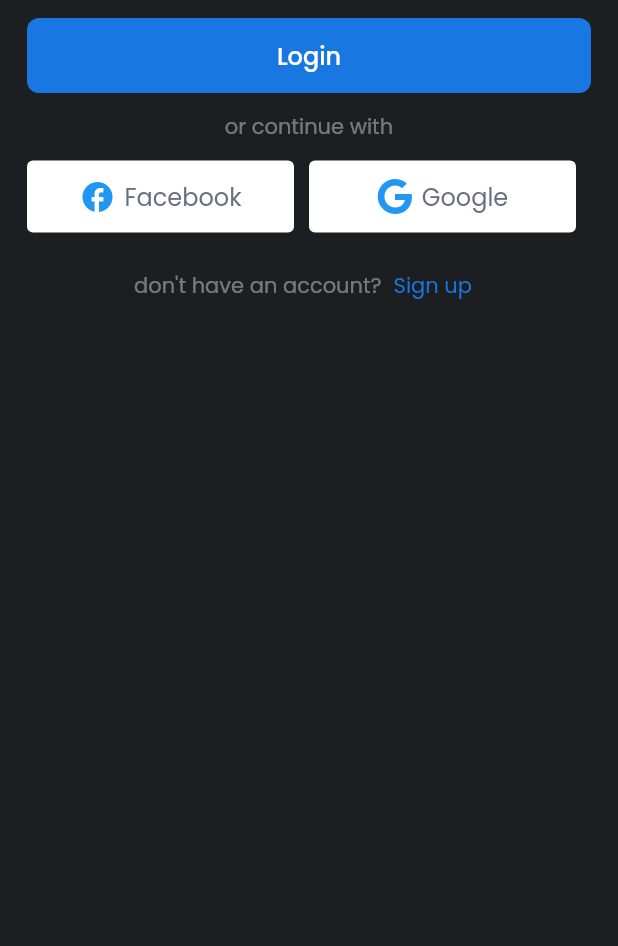
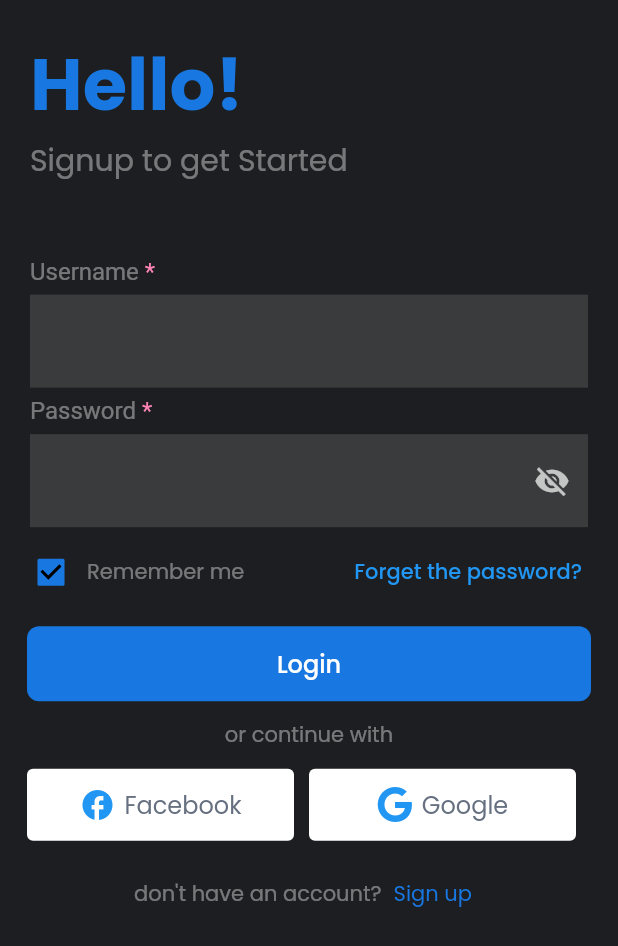
Before and after one commit to MohaamedHamdy/flutter_mvvm_news_app, a Flutter app: the ThirdSection widget shown alone on an empty page, opened directly, after a tap on "Sign up", on a phone screen of 412 x 824 dp. Shown: the top 946 px of the screen. Run offline on Flutter 3.47's test engine with Material 2 defaults, Android fonts, the phone set to English and light mode, and no system bars; our stand-ins replace font_awesome_flutter.

Commit message:
sign up screen done

```diff
--- a/lib/features/authentication/presentation/view/sign_up.dart
+++ b/lib/features/authentication/presentation/view/sign_up.dart
@@ -1,10 +1,13 @@
 import 'package:flutter/material.dart';
+import 'package:news_app2/features/authentication/presentation/view/widgtes/signup/sign_up_body.dart';
 
 class SignUpScreen extends StatelessWidget {
   const SignUpScreen({Key? key}) : super(key: key);
 
   @override
   Widget build(BuildContext context) {
-    return const Scaffold();
+    return const Scaffold(
+      body: SignUpBody(),
+    );
   }
 }
--- a/lib/features/authentication/presentation/view/widgtes/log_in_third_section.dart
+++ b/lib/features/authentication/presentation/view/widgtes/log_in_third_section.dart
@@ -1,6 +1,7 @@
 import 'package:flutter/material.dart';
 import 'package:font_awesome_flutter/font_awesome_flutter.dart';
 import 'package:news_app2/core/utils/constants.dart';
+import 'package:news_app2/core/utils/router.dart';
 import 'package:news_app2/core/utils/styles.dart';
 import 'package:news_app2/core/widgets/custom_button.dart';
 
@@ -44,7 +45,9 @@ class ThirdSection extends StatelessWidget {
               style: AppStyle.style14,
             ),
             TextButton(
-                onPressed: () {},
+                onPressed: () {
+                  Navigator.pushNamed(context, AppRouter.kSignUpScreen);
+                },
                 child: Text(
                   'Sign up',
                   style: AppStyle.style14.copyWith(color: kPrimaryColor),
--- /dev/null
+++ b/lib/features/authentication/presentation/view/widgtes/signup/sign_up_body.dart
@@ -0,0 +1,57 @@
+import 'package:flutter/material.dart';
+import 'package:news_app2/core/utils/constants.dart';
+import 'package:news_app2/core/utils/dimensions.dart';
+import 'package:news_app2/core/utils/styles.dart';
+import 'package:news_app2/features/authentication/presentation/view/widgtes/log_in_second_section.dart';
+
+import '../forget_password_widget.dart';
+import '../log_in_third_section.dart';
+
+class SignUpBody extends StatelessWidget {
+  const SignUpBody({Key? key}) : super(key: key);
+
+  @override
+  Widget build(BuildContext context) {
+    return SafeArea(
+      child: SingleChildScrollView(
+        child: Column(
+          crossAxisAlignment: CrossAxisAlignment.start,
+          mainAxisAlignment: MainAxisAlignment.start,
+          children: [
+            Padding(
+              padding:const EdgeInsets.only(top: 20.0, left: 20.0, right: 20.0),
+              child: Column(
+                crossAxisAlignment: CrossAxisAlignment.start,
+                children: [
+                  Text(
+                    'Hello!',
+                    style: AppStyle.style24.copyWith(
+                      fontSize: 48,
+                      color: kPrimaryColor,
+                    ),
+                  ),
+                  Text(
+                    'Signup to get Started',
+                    style: AppStyle.style20.copyWith(
+                      color: Colors.white.withOpacity(0.4),
+                      fontWeight: FontWeight.normal,
+                    ),
+                  ),
+                ],
+              ),
+            ),
+            SizedBox(
+              height: Dimensions.heightPercentage(context, 6),
+            ),
+            const Padding(
+               padding: EdgeInsets.only(left: 20.0, right: 20.0),
+               child: SecondSection(),
+             ),
+            const ForgetPasswordWidget(),
+            const ThirdSection(),
+          ],
+        ),
+      ),
+    );
+  }
+}
```
